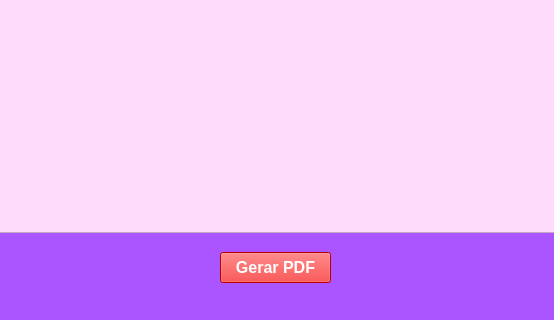
Old version of the form listardados.ui in the repository noemeclemente/Cadastro_de_produtos; both pictures show x 0 to 554 and y 388 to 708 of the 554 by 708 pixel window.
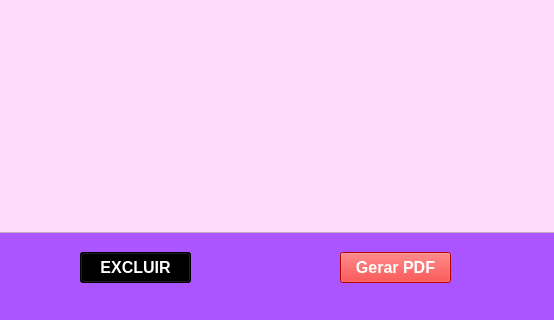
New version of the form.

Commit message: Adicionando função de excluir dados

The edit to the form file:
```diff
--- a/listardados.ui
+++ b/listardados.ui
@@ -119,7 +119,7 @@
    <widget class="QPushButton" name="pushButton">
     <property name="geometry">
      <rect>
-      <x>220</x>
+      <x>340</x>
       <y>640</y>
       <width>111</width>
       <height>31</height>
@@ -140,6 +140,32 @@
      <string>Gerar PDF</string>
     </property>
    </widget>
+   <widget class="QPushButton" name="pushButton_2">
+    <property name="geometry">
+     <rect>
+      <x>80</x>
+      <y>640</y>
+      <width>111</width>
+      <height>31</height>
+     </rect>
+    </property>
+    <property name="font">
+     <font>
+      <pointsize>12</pointsize>
+      <weight>75</weight>
+      <bold>true</bold>
+     </font>
+    </property>
+    <property name="styleSheet">
+     <string notr="true">
+color: rgb(255, 255, 255);
+background-color: rgb(0, 0, 0);
+</string>
+    </property>
+    <property name="text">
+     <string>EXCLUIR</string>
+    </property>
+   </widget>
   </widget>
   <widget class="QMenuBar" name="menubar">
    <property name="geometry">
```
The commit also changes 1 other file.
